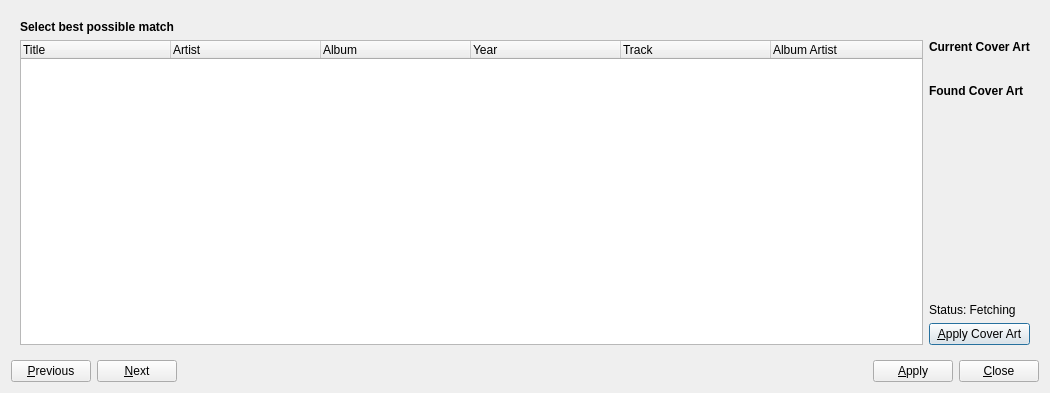
Before: the Qt Designer form src/library/dlgtagfetcher.ui in fatihemreyildiz/mixxx, drawn with Qt 5.
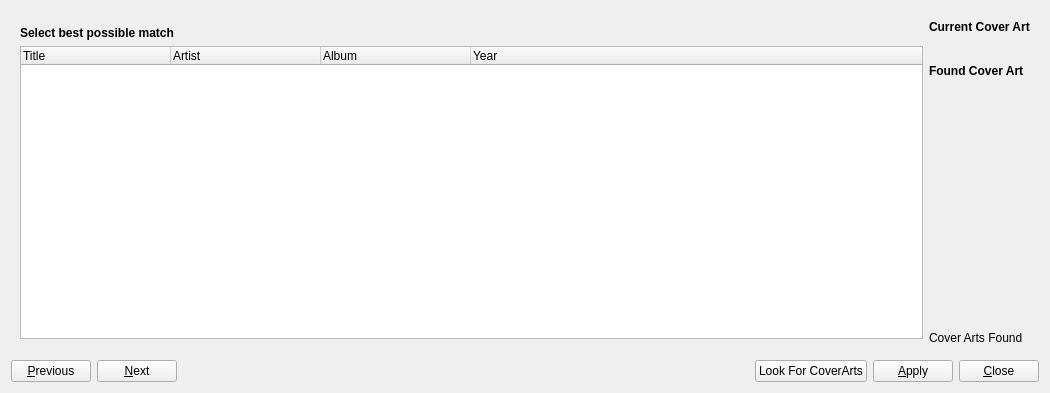
After: the same form once the commit is applied. The open tabs and pages were chosen to show the change.

Commit message: Another page added for fetcher.

Patch:
```diff
--- a/src/library/dlgtagfetcher.ui
+++ b/src/library/dlgtagfetcher.ui
@@ -21,106 +21,23 @@
      </property>
      <widget class="QWidget" name="results_page">
       <layout class="QGridLayout" name="verticalLayout_2">
-       <item row="1" column="1" rowspan="4" colspan="2">
-        <layout class="QVBoxLayout" name="verticalLayout_8">
-         <item>
-          <widget class="QLabel" name="label_4">
-           <property name="sizePolicy">
-            <sizepolicy hsizetype="Preferred" vsizetype="Maximum">
-             <horstretch>0</horstretch>
-             <verstretch>0</verstretch>
-            </sizepolicy>
-           </property>
-           <property name="styleSheet">
-            <string notr="true">QLabel { font-weight: bold; }</string>
-           </property>
-           <property name="text">
-            <string>Current Cover Art</string>
-           </property>
-          </widget>
-         </item>
-         <item>
-          <widget class="QWidget" name="currentCover" native="true">
-           <property name="sizePolicy">
-            <sizepolicy hsizetype="Fixed" vsizetype="Fixed">
-             <horstretch>250</horstretch>
-             <verstretch>250</verstretch>
-            </sizepolicy>
-           </property>
-           <layout class="QVBoxLayout" name="currentCoverArtLayout">
-            <property name="spacing">
-             <number>0</number>
-            </property>
-            <property name="sizeConstraint">
-             <enum>QLayout::SetDefaultConstraint</enum>
-            </property>
-           </layout>
-          </widget>
-         </item>
-         <item>
-          <widget class="QLabel" name="label_5">
-           <property name="sizePolicy">
-            <sizepolicy hsizetype="Preferred" vsizetype="Maximum">
-             <horstretch>0</horstretch>
-             <verstretch>0</verstretch>
-            </sizepolicy>
-           </property>
-           <property name="styleSheet">
-            <string notr="true">QLabel { font-weight: bold; }</string>
-           </property>
-           <property name="text">
-            <string>Found Cover Art</string>
-           </property>
-          </widget>
-         </item>
-         <item>
-          <widget class="QWidget" name="fetchedCover" native="true">
-           <property name="sizePolicy">
-            <sizepolicy hsizetype="Fixed" vsizetype="Fixed">
-             <horstretch>250</horstretch>
-             <verstretch>250</verstretch>
-            </sizepolicy>
-           </property>
-           <layout class="QVBoxLayout" name="fetchedCoverArtLayout">
-            <property name="spacing">
-             <number>0</number>
-            </property>
-            <property name="sizeConstraint">
-             <enum>QLayout::SetDefaultConstraint</enum>
-            </property>
-           </layout>
-          </widget>
-         </item>
-         <item>
-          <spacer name="verticalSpacer_9">
-           <property name="orientation">
-            <enum>Qt::Vertical</enum>
-           </property>
-           <property name="sizeHint" stdset="0">
-            <size>
-             <width>20</width>
-             <height>40</height>
-            </size>
-           </property>
-          </spacer>
-         </item>
-        <item>
-          <widget class="QLabel" name="coverArtStatus">
-           <property name="text">
-            <string notr="true">Status: Fetching</string>
-           </property>
-          </widget>
-         </item>
-         <item>
-          <widget class="QPushButton" name="btnCover">
-           <property name="text">
-            <string>&amp;Apply Cover Art</string>
-           </property>
-          </widget>
-         </item>
-        </layout>
+       <item row="0" column="0" colspan="2">
+        <widget class="QLabel" name="label_3">
+         <property name="sizePolicy">
+          <sizepolicy hsizetype="Preferred" vsizetype="Maximum">
+           <horstretch>0</horstretch>
+           <verstretch>0</verstretch>
+          </sizepolicy>
+         </property>
+         <property name="styleSheet">
+          <string notr="true">QLabel { font-weight: bold; }</string>
+         </property>
+         <property name="text">
+          <string>Select best possible match</string>
+         </property>
+        </widget>
        </item>
-       <item row="1" column="0" rowspan="4">
+       <item row="1" column="0" rowspan="2">
         <widget class="QTreeWidget" name="results">
          <property name="editTriggers">
           <set>QAbstractItemView::DoubleClicked|QAbstractItemView::EditKeyPressed</set>
@@ -169,22 +86,6 @@
          </column>
         </widget>
        </item>
-       <item row="0" column="0" colspan="3">
-        <widget class="QLabel" name="label_3">
-         <property name="sizePolicy">
-          <sizepolicy hsizetype="Preferred" vsizetype="Maximum">
-           <horstretch>0</horstretch>
-           <verstretch>0</verstretch>
-          </sizepolicy>
-         </property>
-         <property name="styleSheet">
-          <string notr="true">QLabel { font-weight: bold; }</string>
-         </property>
-         <property name="text">
-          <string>Select best possible match</string>
-         </property>
-        </widget>
-       </item>
       </layout>
      </widget>
      <widget class="QWidget" name="loading_page">
@@ -544,6 +445,173 @@
        </item>
       </layout>
      </widget>
+     <widget class="QWidget" name="coverFetcher_page">
+      <layout class="QGridLayout" name="gridLayout">
+       <item row="0" column="3" rowspan="3">
+        <layout class="QVBoxLayout" name="verticalLayout_9">
+         <item>
+          <widget class="QLabel" name="label_6">
+           <property name="sizePolicy">
+            <sizepolicy hsizetype="Preferred" vsizetype="Maximum">
+             <horstretch>0</horstretch>
+             <verstretch>0</verstretch>
+            </sizepolicy>
+           </property>
+           <property name="styleSheet">
+            <string notr="true">QLabel { font-weight: bold; }</string>
+           </property>
+           <property name="text">
+            <string>Current Cover Art</string>
+           </property>
+          </widget>
+         </item>
+         <item>
+          <widget class="QWidget" name="currentCover" native="true">
+           <property name="sizePolicy">
+            <sizepolicy hsizetype="Fixed" vsizetype="Fixed">
+             <horstretch>250</horstretch>
+             <verstretch>250</verstretch>
+            </sizepolicy>
+           </property>
+           <layout class="QVBoxLayout" name="currentCoverArtLayout">
+            <property name="spacing">
+             <number>0</number>
+            </property>
+            <property name="sizeConstraint">
+             <enum>QLayout::SetDefaultConstraint</enum>
+            </property>
+           </layout>
+          </widget>
+         </item>
+         <item>
+          <widget class="QLabel" name="label_7">
+           <property name="sizePolicy">
+            <sizepolicy hsizetype="Preferred" vsizetype="Maximum">
+             <horstretch>0</horstretch>
+             <verstretch>0</verstretch>
+            </sizepolicy>
+           </property>
+           <property name="maximumSize">
+            <size>
+             <width>429</width>
+             <height>16777215</height>
+            </size>
+           </property>
+           <property name="styleSheet">
+            <string notr="true">QLabel { font-weight: bold; }</string>
+           </property>
+           <property name="text">
+            <string>Found Cover Art</string>
+           </property>
+          </widget>
+         </item>
+         <item>
+          <widget class="QWidget" name="fetchedCover" native="true">
+           <property name="sizePolicy">
+            <sizepolicy hsizetype="Fixed" vsizetype="Fixed">
+             <horstretch>250</horstretch>
+             <verstretch>250</verstretch>
+            </sizepolicy>
+           </property>
+           <layout class="QVBoxLayout" name="fetchedCoverArtLayout">
+            <property name="spacing">
+             <number>0</number>
+            </property>
+            <property name="sizeConstraint">
+             <enum>QLayout::SetDefaultConstraint</enum>
+            </property>
+           </layout>
+          </widget>
+         </item>
+         <item>
+          <spacer name="verticalSpacer_10">
+           <property name="orientation">
+            <enum>Qt::Vertical</enum>
+           </property>
+           <property name="sizeHint" stdset="0">
+            <size>
+             <width>20</width>
+             <height>40</height>
+            </size>
+           </property>
+          </spacer>
+         </item>
+         <item>
+          <widget class="QLabel" name="coverArtStatus">
+           <property name="text">
+            <string>Cover Arts Found</string>
+           </property>
+          </widget>
+         </item>
+        </layout>
+       </item>
+       <item row="1" column="2">
+        <layout class="QVBoxLayout" name="verticalLayout_12">
+         <property name="rightMargin">
+          <number>0</number>
+         </property>
+         <item>
+          <widget class="QLabel" name="label_8">
+           <property name="sizePolicy">
+            <sizepolicy hsizetype="Preferred" vsizetype="Maximum">
+             <horstretch>0</horstretch>
+             <verstretch>0</verstretch>
+            </sizepolicy>
+           </property>
+           <property name="styleSheet">
+            <string notr="true">QLabel { font-weight: bold; }</string>
+           </property>
+           <property name="text">
+            <string>Select best possible match</string>
+           </property>
+          </widget>
+         </item>
+         <item>
+          <widget class="QTreeWidget" name="coverArtResults">
+           <property name="layoutDirection">
+            <enum>Qt::LeftToRight</enum>
+           </property>
+           <property name="editTriggers">
+            <set>QAbstractItemView::DoubleClicked|QAbstractItemView::EditKeyPressed</set>
+           </property>
+           <property name="rootIsDecorated">
+            <bool>false</bool>
+           </property>
+           <attribute name="headerMinimumSectionSize">
+            <number>50</number>
+           </attribute>
+           <attribute name="headerDefaultSectionSize">
+            <number>150</number>
+           </attribute>
+           <attribute name="headerStretchLastSection">
+            <bool>true</bool>
+           </attribute>
+           <column>
+            <property name="text">
+             <string>Title</string>
+            </property>
+           </column>
+           <column>
+            <property name="text">
+             <string>Artist</string>
+            </property>
+           </column>
+           <column>
+            <property name="text">
+             <string>Album</string>
+            </property>
+           </column>
+           <column>
+            <property name="text">
+             <string>Year</string>
+            </property>
+           </column>
+          </widget>
+         </item>
+        </layout>
+       </item>
+      </layout>
+     </widget>
      <widget class="QWidget" name="submit_page">
       <layout class="QVBoxLayout" name="verticalLayout_5">
        <item>
@@ -676,6 +744,13 @@
        </property>
       </spacer>
      </item>
+     <item>
+      <widget class="QPushButton" name="btnCover">
+       <property name="text">
+        <string>Look For CoverArts</string>
+       </property>
+      </widget>
+     </item>
      <item>
       <widget class="QPushButton" name="btnApply">
        <property name="text">
```
The commit also changes 4 other files.
